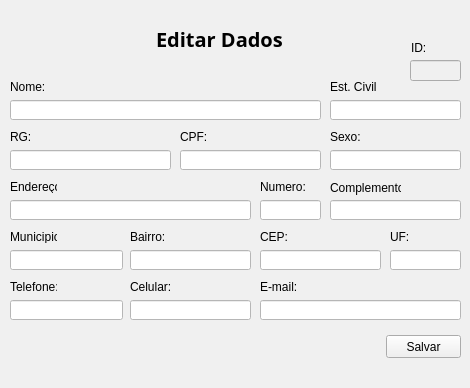
Qt form tela_editar.ui (saulovictor/Sistema) before a commit.
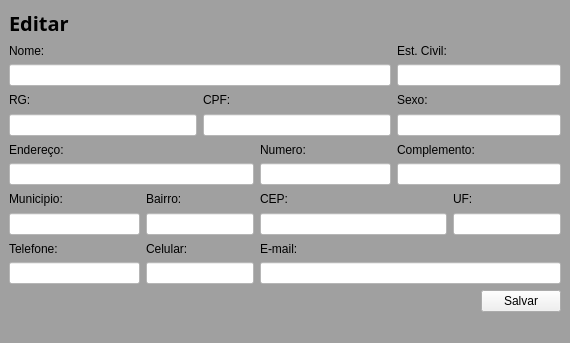
The same form after that commit.

```diff
--- a/tela_editar.ui
+++ b/tela_editar.ui
@@ -6,377 +6,136 @@
    <rect>
     <x>0</x>
     <y>0</y>
-    <width>470</width>
-    <height>388</height>
+    <width>570</width>
+    <height>343</height>
    </rect>
   </property>
   <property name="windowTitle">
    <string>Editar</string>
   </property>
   <property name="styleSheet">
-   <string notr="true">background-color: rgb(240, 240, 240);</string>
+   <string notr="true">background-color: rgb(160, 160, 160);
+</string>
   </property>
   <widget class="QWidget" name="centralwidget">
+   <layout class="QGridLayout" name="gridLayout">
+    <item row="9" column="0">
+     <widget class="QLabel" name="label_18">
+      <property name="text">
+       <string>Telefone:</string>
+      </property>
+     </widget>
+    </item>
+    <item row="11" column="6">
+     <widget class="QPushButton" name="pushButton">
+      <property name="styleSheet">
+       <string notr="true">background-color: rgb(240, 240, 240);</string>
+      </property>
+      <property name="text">
+       <string>Salvar</string>
+      </property>
+     </widget>
+    </item>
+    <item row="7" column="1">
    <widget class="QLabel" name="label_15">
-    <property name="geometry">
-     <rect>
-      <x>130</x>
-      <y>230</y>
-      <width>47</width>
-      <height>13</height>
-     </rect>
-    </property>
     <property name="text">
      <string>Bairro:</string>
     </property>
    </widget>
+    </item>
+    <item row="8" column="1" colspan="2">
+     <widget class="QLineEdit" name="lineEdit_13">
+      <property name="styleSheet">
+       <string notr="true">background-color: rgb(255, 255, 255);</string>
+      </property>
+     </widget>
+    </item>
+    <item row="10" column="1" colspan="2">
    <widget class="QLineEdit" name="lineEdit_16">
-    <property name="geometry">
-     <rect>
-      <x>130</x>
-      <y>300</y>
-      <width>121</width>
-      <height>20</height>
-     </rect>
-    </property>
     <property name="styleSheet">
      <string notr="true">background-color: rgb(255, 255, 255);</string>
     </property>
    </widget>
-   <widget class="QLabel" name="label_12">
-    <property name="geometry">
-     <rect>
-      <x>260</x>
-      <y>180</y>
-      <width>47</width>
-      <height>13</height>
-     </rect>
-    </property>
-    <property name="text">
-     <string>Numero:</string>
-    </property>
-   </widget>
-   <widget class="QLineEdit" name="lineEdit_15">
-    <property name="geometry">
-     <rect>
-      <x>10</x>
-      <y>300</y>
-      <width>113</width>
-      <height>20</height>
-     </rect>
-    </property>
+    </item>
+    <item row="6" column="0" colspan="3">
+     <widget class="QLineEdit" name="lineEdit_9">
     <property name="styleSheet">
      <string notr="true">background-color: rgb(255, 255, 255);</string>
     </property>
    </widget>
-   <widget class="QLineEdit" name="lineEdit_17">
-    <property name="geometry">
-     <rect>
-      <x>260</x>
-      <y>300</y>
-      <width>201</width>
-      <height>20</height>
-     </rect>
-    </property>
-    <property name="styleSheet">
-     <string notr="true">background-color: rgb(255, 255, 255);</string>
-    </property>
-   </widget>
-   <widget class="QLineEdit" name="lineEdit_12">
-    <property name="geometry">
-     <rect>
-      <x>10</x>
-      <y>250</y>
-      <width>113</width>
-      <height>20</height>
-     </rect>
-    </property>
-    <property name="styleSheet">
-     <string notr="true">background-color: rgb(255, 255, 255);</string>
-    </property>
-   </widget>
-   <widget class="QLabel" name="label_20">
-    <property name="geometry">
-     <rect>
-      <x>260</x>
-      <y>280</y>
-      <width>47</width>
-      <height>13</height>
-     </rect>
-    </property>
-    <property name="text">
-     <string>E-mail:</string>
-    </property>
-   </widget>
+    </item>
+    <item row="7" column="0">
    <widget class="QLabel" name="label_14">
-    <property name="geometry">
-     <rect>
-      <x>10</x>
-      <y>230</y>
-      <width>47</width>
-      <height>13</height>
-     </rect>
-    </property>
     <property name="text">
      <string>Municipio:</string>
     </property>
    </widget>
-   <widget class="QLineEdit" name="lineEdit_9">
-    <property name="geometry">
-     <rect>
-      <x>10</x>
-      <y>200</y>
-      <width>241</width>
-      <height>20</height>
-     </rect>
-    </property>
-    <property name="styleSheet">
-     <string notr="true">background-color: rgb(255, 255, 255);</string>
-    </property>
-   </widget>
-   <widget class="QLabel" name="label_4">
-    <property name="geometry">
-     <rect>
-      <x>330</x>
-      <y>80</y>
-      <width>47</width>
-      <height>13</height>
-     </rect>
-    </property>
-    <property name="text">
-     <string>Est. Civil:</string>
-    </property>
-   </widget>
-   <widget class="QLabel" name="label_16">
-    <property name="geometry">
-     <rect>
-      <x>260</x>
-      <y>230</y>
-      <width>47</width>
-      <height>13</height>
-     </rect>
-    </property>
-    <property name="text">
-     <string>CEP:</string>
-    </property>
-   </widget>
-   <widget class="QLineEdit" name="lineEdit_13">
-    <property name="geometry">
-     <rect>
-      <x>130</x>
-      <y>250</y>
-      <width>121</width>
-      <height>20</height>
-     </rect>
-    </property>
-    <property name="styleSheet">
-     <string notr="true">background-color: rgb(255, 255, 255);</string>
-    </property>
-   </widget>
-   <widget class="QLabel" name="label_3">
-    <property name="geometry">
-     <rect>
-      <x>330</x>
-      <y>130</y>
-      <width>47</width>
-      <height>13</height>
-     </rect>
-    </property>
-    <property name="text">
-     <string>Sexo:</string>
-    </property>
-   </widget>
-   <widget class="QLabel" name="label_11">
-    <property name="geometry">
-     <rect>
-      <x>10</x>
-      <y>180</y>
-      <width>47</width>
-      <height>13</height>
-     </rect>
-    </property>
-    <property name="text">
-     <string>Endereço:</string>
-    </property>
-   </widget>
-   <widget class="QLabel" name="label_5">
-    <property name="geometry">
-     <rect>
-      <x>10</x>
-      <y>130</y>
-      <width>47</width>
-      <height>13</height>
-     </rect>
-    </property>
-    <property name="text">
-     <string>RG:</string>
-    </property>
-   </widget>
-   <widget class="QLabel" name="label_10">
-    <property name="geometry">
-     <rect>
-      <x>390</x>
-      <y>230</y>
-      <width>47</width>
-      <height>13</height>
-     </rect>
-    </property>
-    <property name="text">
-     <string>UF:</string>
-    </property>
-   </widget>
-   <widget class="QLabel" name="label_18">
-    <property name="geometry">
-     <rect>
-      <x>10</x>
-      <y>280</y>
-      <width>47</width>
-      <height>13</height>
-     </rect>
-    </property>
-    <property name="text">
-     <string>Telefone:</string>
-    </property>
-   </widget>
-   <widget class="QLabel" name="label_13">
-    <property name="geometry">
-     <rect>
-      <x>330</x>
-      <y>180</y>
-      <width>71</width>
-      <height>16</height>
-     </rect>
-    </property>
-    <property name="text">
-     <string>Complemento:</string>
-    </property>
-   </widget>
-   <widget class="QLineEdit" name="lineEdit_14">
-    <property name="geometry">
-     <rect>
-      <x>260</x>
-      <y>250</y>
-      <width>121</width>
-      <height>20</height>
-     </rect>
-    </property>
-    <property name="styleSheet">
-     <string notr="true">background-color: rgb(255, 255, 255);</string>
-    </property>
-   </widget>
-   <widget class="QLineEdit" name="lineEdit_3">
-    <property name="geometry">
-     <rect>
-      <x>330</x>
-      <y>100</y>
-      <width>131</width>
-      <height>20</height>
-     </rect>
-    </property>
-    <property name="styleSheet">
-     <string notr="true">background-color: rgb(255, 255, 255);</string>
-    </property>
-   </widget>
+    </item>
+    <item row="9" column="1">
    <widget class="QLabel" name="label_19">
-    <property name="geometry">
-     <rect>
-      <x>130</x>
-      <y>280</y>
-      <width>47</width>
-      <height>13</height>
-     </rect>
-    </property>
     <property name="text">
      <string>Celular:</string>
     </property>
    </widget>
+    </item>
+    <item row="1" column="0">
    <widget class="QLabel" name="label_2">
-    <property name="geometry">
-     <rect>
-      <x>10</x>
-      <y>80</y>
-      <width>47</width>
-      <height>13</height>
-     </rect>
-    </property>
     <property name="text">
      <string>Nome:</string>
     </property>
    </widget>
-   <widget class="QLabel" name="label_6">
-    <property name="geometry">
-     <rect>
-      <x>180</x>
-      <y>130</y>
-      <width>47</width>
-      <height>13</height>
-     </rect>
-    </property>
+    </item>
+    <item row="10" column="3" colspan="4">
+     <widget class="QLineEdit" name="lineEdit_17">
+      <property name="styleSheet">
+       <string notr="true">background-color: rgb(255, 255, 255);</string>
+      </property>
+     </widget>
+    </item>
+    <item row="5" column="0">
+     <widget class="QLabel" name="label_11">
     <property name="text">
-     <string>CPF:</string>
-    </property>
-   </widget>
-   <widget class="QLineEdit" name="lineEdit_5">
-    <property name="geometry">
-     <rect>
-      <x>180</x>
-      <y>150</y>
-      <width>141</width>
-      <height>20</height>
-     </rect>
-    </property>
+       <string>Endereço:</string>
+      </property>
+     </widget>
+    </item>
+    <item row="8" column="3" colspan="2">
+     <widget class="QLineEdit" name="lineEdit_14">
     <property name="styleSheet">
      <string notr="true">background-color: rgb(255, 255, 255);</string>
     </property>
    </widget>
-   <widget class="QLineEdit" name="lineEdit_10">
-    <property name="geometry">
-     <rect>
-      <x>260</x>
-      <y>200</y>
-      <width>61</width>
-      <height>20</height>
-     </rect>
-    </property>
+    </item>
+    <item row="9" column="3">
+     <widget class="QLabel" name="label_20">
+      <property name="text">
+       <string>E-mail:</string>
+      </property>
+     </widget>
+    </item>
+    <item row="10" column="0">
+     <widget class="QLineEdit" name="lineEdit_15">
     <property name="styleSheet">
      <string notr="true">background-color: rgb(255, 255, 255);</string>
     </property>
    </widget>
-   <widget class="QLineEdit" name="lineEdit_4">
-    <property name="geometry">
-     <rect>
-      <x>10</x>
-      <y>150</y>
-      <width>161</width>
-      <height>20</height>
-     </rect>
-    </property>
+    </item>
+    <item row="8" column="0">
+     <widget class="QLineEdit" name="lineEdit_12">
     <property name="styleSheet">
      <string notr="true">background-color: rgb(255, 255, 255);</string>
     </property>
    </widget>
-   <widget class="QLineEdit" name="lineEdit_11">
-    <property name="geometry">
-     <rect>
-      <x>330</x>
-      <y>200</y>
-      <width>131</width>
-      <height>20</height>
-     </rect>
-    </property>
+    </item>
+    <item row="4" column="4" colspan="3">
+     <widget class="QLineEdit" name="lineEdit_6">
     <property name="styleSheet">
      <string notr="true">background-color: rgb(255, 255, 255);</string>
     </property>
    </widget>
+    </item>
+    <item row="2" column="0" colspan="4">
    <widget class="QLineEdit" name="lineEdit">
-    <property name="geometry">
-     <rect>
-      <x>10</x>
-      <y>100</y>
-      <width>311</width>
-      <height>20</height>
-     </rect>
-    </property>
     <property name="styleSheet">
      <string notr="true">background-color: rgb(255, 255, 255);</string>
     </property>
@@ -390,31 +149,86 @@
      <bool>false</bool>
     </property>
    </widget>
-   <widget class="QPushButton" name="pushButton">
-    <property name="geometry">
-     <rect>
-      <x>386</x>
-      <y>335</y>
-      <width>75</width>
-      <height>23</height>
-     </rect>
-    </property>
+    </item>
+    <item row="6" column="4" colspan="3">
+     <widget class="QLineEdit" name="lineEdit_11">
+      <property name="styleSheet">
+       <string notr="true">background-color: rgb(255, 255, 255);</string>
+      </property>
+     </widget>
+    </item>
+    <item row="4" column="2" colspan="2">
+     <widget class="QLineEdit" name="lineEdit_5">
     <property name="styleSheet">
-     <string notr="true">background-color: rgb(240, 240, 240);</string>
-    </property>
+       <string notr="true">background-color: rgb(255, 255, 255);</string>
+      </property>
+     </widget>
+    </item>
+    <item row="3" column="0">
+     <widget class="QLabel" name="label_5">
     <property name="text">
-     <string>Salvar</string>
-    </property>
-   </widget>
+       <string>RG:</string>
+      </property>
+     </widget>
+    </item>
+    <item row="1" column="4">
+     <widget class="QLabel" name="label_4">
+      <property name="text">
+       <string>Est. Civil:</string>
+      </property>
+     </widget>
+    </item>
+    <item row="3" column="4">
+     <widget class="QLabel" name="label_3">
+      <property name="text">
+       <string>Sexo:</string>
+      </property>
+     </widget>
+    </item>
+    <item row="5" column="4" colspan="2">
+     <widget class="QLabel" name="label_13">
+      <property name="text">
+       <string>Complemento:</string>
+      </property>
+     </widget>
+    </item>
+    <item row="3" column="2">
+     <widget class="QLabel" name="label_6">
+      <property name="text">
+       <string>CPF:</string>
+      </property>
+     </widget>
+    </item>
+    <item row="8" column="5" colspan="2">
+     <widget class="QLineEdit" name="lineEdit_7">
+      <property name="styleSheet">
+       <string notr="true">background-color: rgb(255, 255, 255);</string>
+      </property>
+     </widget>
+    </item>
+    <item row="7" column="3">
+     <widget class="QLabel" name="label_16">
+      <property name="text">
+       <string>CEP:</string>
+      </property>
+     </widget>
+    </item>
+    <item row="2" column="4" colspan="3">
+     <widget class="QLineEdit" name="lineEdit_3">
+      <property name="styleSheet">
+       <string notr="true">background-color: rgb(255, 255, 255);</string>
+      </property>
+     </widget>
+    </item>
+    <item row="7" column="5" colspan="2">
+     <widget class="QLabel" name="label_10">
+      <property name="text">
+       <string>UF:</string>
+      </property>
+     </widget>
+    </item>
+    <item row="0" column="0">
    <widget class="QLabel" name="label">
-    <property name="geometry">
-     <rect>
-      <x>156</x>
-      <y>23</y>
-      <width>141</width>
-      <height>31</height>
-     </rect>
-    </property>
     <property name="font">
      <font>
       <family>Arial Black</family>
@@ -424,58 +238,32 @@
      </font>
     </property>
     <property name="text">
-     <string>Editar Dados</string>
-    </property>
-   </widget>
-   <widget class="QLabel" name="label_7">
-    <property name="geometry">
-     <rect>
-      <x>411</x>
-      <y>40</y>
-      <width>31</width>
-      <height>16</height>
-     </rect>
-    </property>
+       <string>Editar</string>
+      </property>
+     </widget>
+    </item>
+    <item row="4" column="0" colspan="2">
+     <widget class="QLineEdit" name="lineEdit_4">
+      <property name="styleSheet">
+       <string notr="true">background-color: rgb(255, 255, 255);</string>
+      </property>
+     </widget>
+    </item>
+    <item row="5" column="3">
+     <widget class="QLabel" name="label_12">
     <property name="text">
-     <string>ID:</string>
-    </property>
-   </widget>
-   <widget class="QLineEdit" name="lineEdit_2">
-    <property name="geometry">
-     <rect>
-      <x>410</x>
-      <y>60</y>
-      <width>51</width>
-      <height>21</height>
-     </rect>
-    </property>
-   </widget>
-   <widget class="QLineEdit" name="lineEdit_7">
-    <property name="geometry">
-     <rect>
-      <x>390</x>
-      <y>250</y>
-      <width>71</width>
-      <height>20</height>
-     </rect>
-    </property>
+       <string>Numero:</string>
+      </property>
+     </widget>
+    </item>
+    <item row="6" column="3">
+     <widget class="QLineEdit" name="lineEdit_10">
     <property name="styleSheet">
      <string notr="true">background-color: rgb(255, 255, 255);</string>
     </property>
    </widget>
-   <widget class="QLineEdit" name="lineEdit_6">
-    <property name="geometry">
-     <rect>
-      <x>330</x>
-      <y>150</y>
-      <width>131</width>
-      <height>20</height>
-     </rect>
-    </property>
-    <property name="styleSheet">
-     <string notr="true">background-color: rgb(255, 255, 255);</string>
-    </property>
-   </widget>
+    </item>
+   </layout>
   </widget>
   <widget class="QStatusBar" name="statusbar"/>
  </widget>
```
Lines whose indentation alone changed are shown as unchanged.
